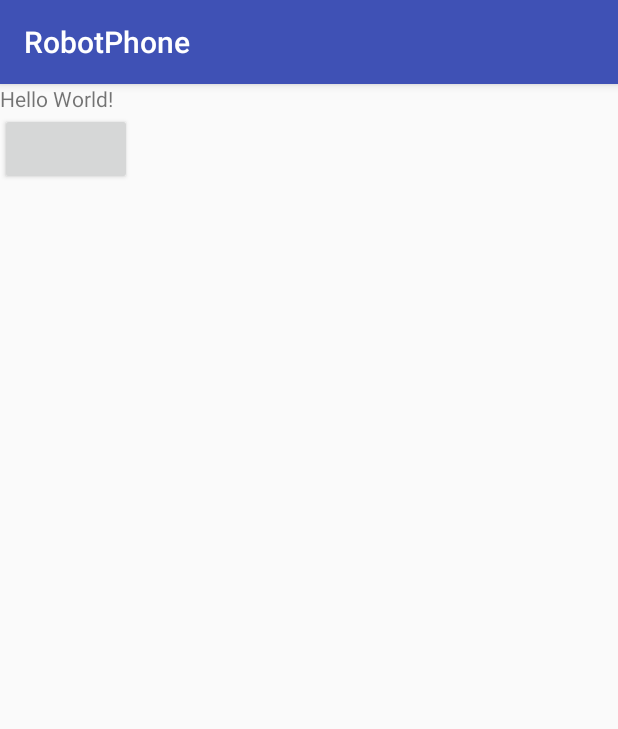
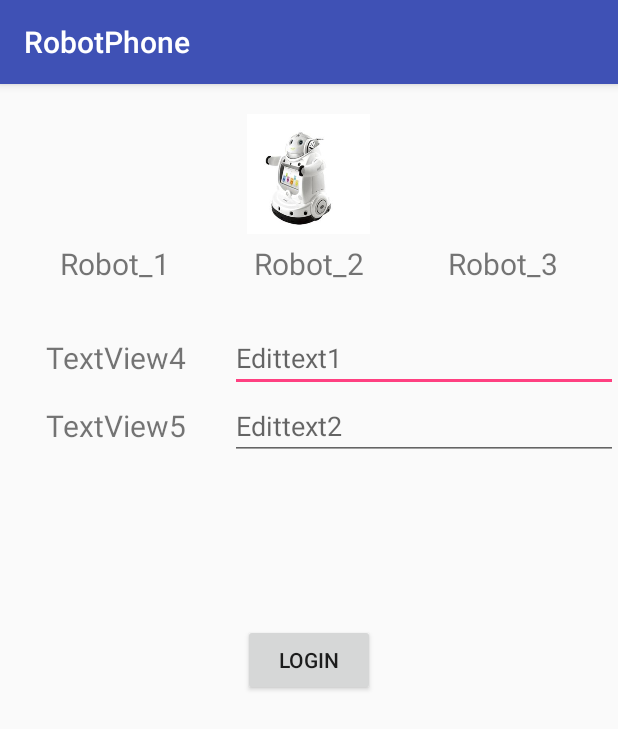
Before and after one commit to vincentLDev/robotphoneanzer, an Android app: the screen it shows after launch (MainActivity before the commit, LoginActivity after it), on a phone screen of 412 x 824 dp. Shown: the top 729 px of the screen. Run offline under Robolectric (Android 15) with nearby library versions, the phone set to English and light mode, and no system bars.

Commit message:
login UI interface:设置UI布局界面

```diff
--- a/app/build.gradle
+++ b/app/build.gradle
@@ -3,6 +3,13 @@ apply plugin: 'com.android.application'
 android {
     compileSdkVersion 25
     buildToolsVersion "25.0.2"
+
+    aaptOptions {
+        cruncherEnabled = false
+        useNewCruncher = false
+
+    }
+
     defaultConfig {
         applicationId "com.anzer.robotphone"
         minSdkVersion 15
--- a/app/src/main/AndroidManifest.xml
+++ b/app/src/main/AndroidManifest.xml
@@ -11,13 +11,20 @@
         android:supportsRtl="true"
         android:theme="@style/AppTheme">
         <activity android:name=".MainActivity">
+
+        </activity>
+
+        <activity android:name=".base.BaseActivity"/>
+
+        <activity android:name=".login.activity.LoginActivity">
+            \
             <intent-filter>
                 <action android:name="android.intent.action.MAIN"/>
 
                 <category android:name="android.intent.category.LAUNCHER"/>
             </intent-filter>
         </activity>
-        <activity android:name=".base.BaseActivity"/>
+
     </application>
 
 </manifest>
--- a/app/src/main/java/com/anzer/robotphone/AppApplication.java
+++ b/app/src/main/java/com/anzer/robotphone/AppApplication.java
@@ -12,4 +12,6 @@ public class AppApplication extends Application {
     public void onCreate() {
         super.onCreate();
     }
+
+
 }
--- a/app/src/main/java/com/anzer/robotphone/login/activity/LoginActivity.java
+++ b/app/src/main/java/com/anzer/robotphone/login/activity/LoginActivity.java
@@ -15,5 +15,7 @@ public class LoginActivity extends BaseActivity {
     protected void onCreate(@Nullable Bundle savedInstanceState) {
         super.onCreate(savedInstanceState);
         setContentView(R.layout.activity_login);
+
+
     }
 }
--- a/app/src/main/res/layout/activity_login.xml
+++ b/app/src/main/res/layout/activity_login.xml
@@ -1,7 +1,129 @@
 <?xml version="1.0" encoding="utf-8"?>
-<LinearLayout xmlns:android="http://schemas.android.com/apk/res/android"
-              android:orientation="vertical"
-              android:layout_width="match_parent"
-              android:layout_height="match_parent">
+<RelativeLayout
+    xmlns:android="http://schemas.android.com/apk/res/android"
+    xmlns:tools="http://schemas.android.com/tools"
+    android:layout_width="match_parent"
+    android:layout_height="match_parent"
+    android:orientation="vertical"
+    tools:context=".login.activity.LoginActivity">
 
-</LinearLayout>
+    <RelativeLayout
+        android:id="@+id/relativeLayout_1"
+        android:layout_width="match_parent"
+        android:layout_height="wrap_content">
+
+        <ImageView
+            android:id="@+id/imageView"
+            android:layout_width="150dp"
+            android:layout_height="100dp"
+            android:layout_centerHorizontal="true"
+            android:paddingTop="20dp"
+            android:src="@drawable/robot"/>
+    </RelativeLayout>
+
+    <LinearLayout
+        android:id="@+id/linearLayout_1"
+        android:layout_width="match_parent"
+        android:layout_height="60dp"
+        android:layout_below="@+id/relativeLayout_1"
+        android:layout_marginLeft="12dp"
+        android:layout_marginRight="12dp">
+
+        <TextView
+            android:id="@+id/textView_1"
+            android:layout_width="60dp"
+            android:layout_height="40dp"
+            android:layout_weight="1"
+            android:gravity="center"
+            android:text="Robot_1"
+            android:textSize="20dp"/>
+
+        <TextView
+            android:id="@+id/textView_2"
+            android:layout_width="60dp"
+            android:layout_height="40dp"
+            android:layout_weight="1"
+            android:gravity="center"
+            android:text="Robot_2"
+            android:textSize="20dp"/>
+
+        <TextView
+            android:id="@+id/textView_3"
+            android:layout_width="60dp"
+            android:layout_height="40dp"
+            android:layout_weight="1"
+            android:gravity="center"
+            android:text="Robot_3"
+            android:textSize="20dp"/>
+    </LinearLayout>
+
+    <RelativeLayout
+        android:id="@+id/relativeLayout_2"
+        android:layout_width="match_parent"
+        android:layout_height="200dp"
+        android:layout_alignParentLeft="true"
+        android:layout_alignParentStart="true"
+        android:layout_below="@+id/linearLayout_1">
+
+        <LinearLayout
+            android:id="@+id/linearLayout_2"
+            android:layout_width="match_parent"
+            android:layout_height="wrap_content"
+            android:layout_weight="1"
+            android:orientation="horizontal">
+
+            <TextView
+                android:id="@+id/textView_4"
+                android:layout_width="wrap_content"
+                android:layout_height="match_parent"
+                android:layout_weight="1"
+                android:gravity="center"
+                android:text="TextView4"
+                android:textSize="20dp"/>
+
+            <EditText
+                android:id="@+id/editText_1"
+                android:layout_width="wrap_content"
+                android:layout_height="match_parent"
+                android:layout_weight="3"
+                android:hint="Edittext1"/>
+        </LinearLayout>
+
+        <LinearLayout
+            android:id="@+id/linearLayout_3"
+            android:layout_width="match_parent"
+            android:layout_height="wrap_content"
+            android:layout_below="@+id/linearLayout_2"
+            android:layout_weight="1"
+            android:orientation="horizontal">
+
+            <TextView
+                android:id="@+id/textView_5"
+                android:layout_width="wrap_content"
+                android:layout_height="match_parent"
+                android:layout_weight="1"
+                android:gravity="center"
+                android:text="TextView5"
+                android:textSize="20dp"/>
+
+            <EditText
+                android:id="@+id/editText_2"
+                android:layout_width="wrap_content"
+                android:layout_height="match_parent"
+                android:layout_weight="3"
+                android:hint="Edittext2"/>
+
+
+        </LinearLayout>
+
+    </RelativeLayout>
+
+    <Button
+        android:id="@+id/btn_login"
+        android:layout_width="wrap_content"
+        android:layout_height="wrap_content"
+        android:layout_below="@+id/relativeLayout_2"
+        android:layout_centerHorizontal="true"
+        android:text="Login"/>
+
+</RelativeLayout>
--- a/app/src/main/res/layout/activity_main.xml
+++ b/app/src/main/res/layout/activity_main.xml
@@ -1,57 +1,14 @@
 <?xml version="1.0" encoding="utf-8"?>
-<RelativeLayout
+<LinearLayout
     xmlns:android="http://schemas.android.com/apk/res/android"
-    xmlns:app="http://schemas.android.com/apk/res-auto"
     xmlns:tools="http://schemas.android.com/tools"
     android:layout_width="match_parent"
     android:layout_height="match_parent"
     tools:context="com.anzer.robotphone.MainActivity">
 
-    <ImageView
-        android:id="@+id/iv_robot"
-        android:layout_width="wrap_content"
-
-        android:layout_height="wrap_content"
-        android:layout_centerHorizontal="true"/>
-
-
-    <LinearLayout
-        android:id="@+id/lineLayout"
+    <Button
         android:layout_width="wrap_content"
         android:layout_height="wrap_content"
-        android:layout_below="@+id/iv_robot"
-        android:orientation="horizontal">
+        android:text="Hello"/>
 
-        <TextView
-            android:id="@+id/tv_1"
-            android:layout_width="wrap_content"
-            android:layout_height="wrap_content"
-
-            android:text="Hello World!"
-            app:layout_constraintBottom_toBottomOf="parent"
-            app:layout_constraintLeft_toLeftOf="parent"
-
-            app:layout_constraintRight_toRightOf="parent"
-            app:layout_constraintTop_toTopOf="parent"/>
-
-        <TextView
-            android:id="@+id/tv_2"
-            android:layout_width="wrap_content"
-            android:layout_height="wrap_content"
-
-            />
-
-        <TextView
-            android:id="@+id/tv_3"
-            android:layout_width="wrap_content"
-            android:layout_height="wrap_content"/>
-    </LinearLayout>
-
-    <Button
-        android:id="@+id/btn_load"
-        android:layout_width="wrap_content"
-        android:layout_height="wrap_content"
-        android:layout_below="@+id/lineLayout"/>
-
-
-</RelativeLayout>
+</LinearLayout>
```
Also changed, not shown: app/src/main/res/drawable/robot.9.png (deleted), app/src/main/res/drawable/robot.jpg (added).
